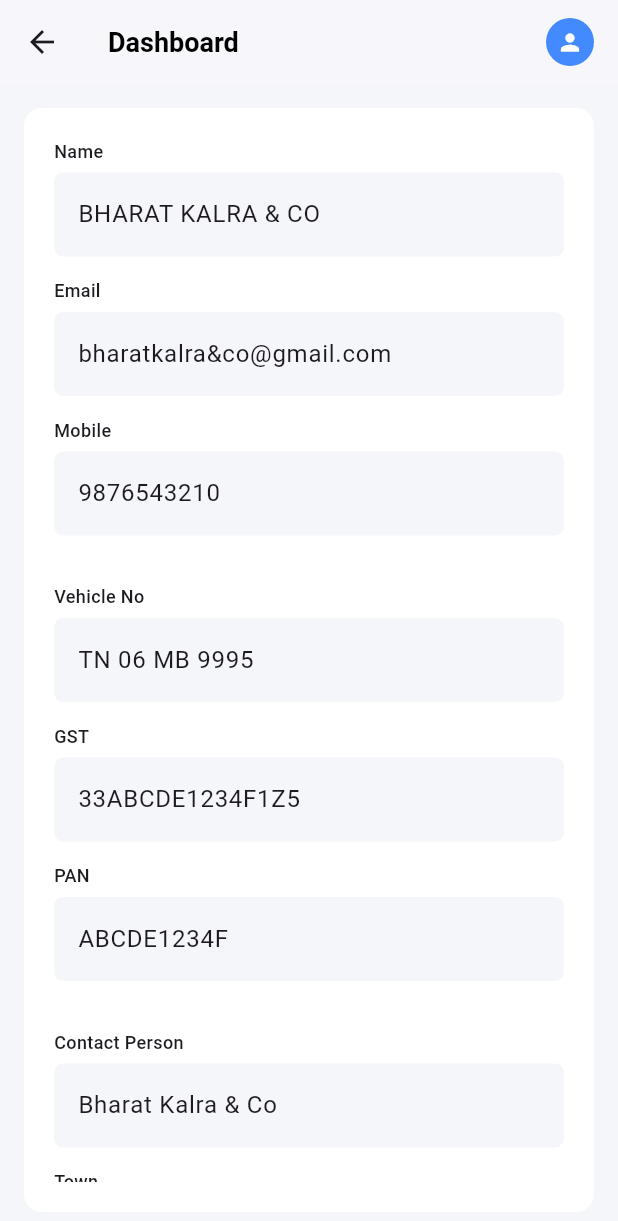
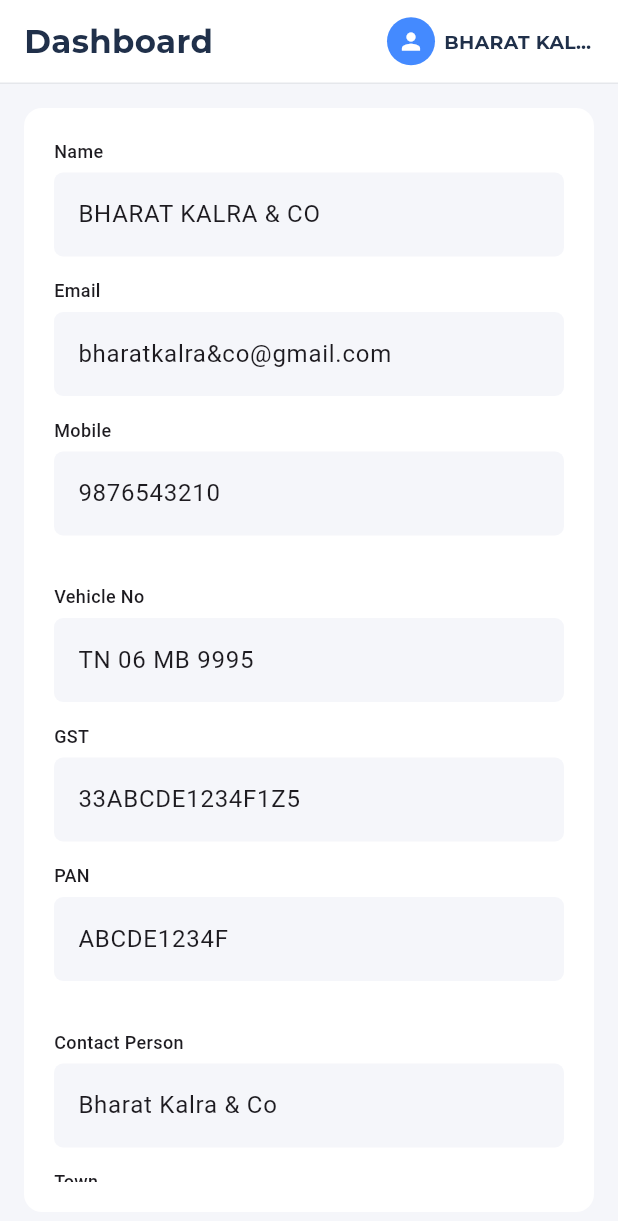
Before and after one commit to BonBloc-Tech/Reward_App, a Flutter app: the AccountPage screen opened directly, on a phone screen of 412 x 824 dp. Shown: the top 1221 px of the screen. Run offline on Flutter 3.47's test engine with Material 3 defaults, Android fonts, the phone set to English and light mode, and no system bars; our stand-ins replace fl_chart, flutter_otp_text_field, get, google_fonts, percent_indicator, syncfusion_flutter_charts; missing offline and left inert: mailer.

Commit message:
Changes on mobileview in dashboard page

```diff
--- a/lib/core/appbar/appbar_mob.dart
+++ /dev/null
@@ -1,58 +0,0 @@
-import 'package:flutter/material.dart';
-import 'package:sm_reward_app/features/Account/view/account_desktop_view.dart';
-
-
-class MobileAppBar extends StatelessWidget implements PreferredSizeWidget {
-  final String title;
-
-  const MobileAppBar({super.key, required this.title});
-
-  @override
-  Size get preferredSize => const Size.fromHeight(56);
-
-  @override
-  Widget build(BuildContext context) {
-    return AppBar(
-      backgroundColor: Colors.white,
-      elevation: 1,
-      titleSpacing: 16,
-      title: Text(
-        title,
-        style: const TextStyle(
-          color: Colors.black,
-          fontSize: 18,
-          fontWeight: FontWeight.bold,
-        ),
-      ),
-      actions: [
-        InkWell(
-          borderRadius: BorderRadius.circular(30),
-          onTap: () {
-            Navigator.push(
-              context,
-              MaterialPageRoute(
-                builder: (_) => const AccountPage(),
-              ),
-            );
-          },
-          child: Padding(
-            padding: const EdgeInsets.only(right: 16),
-            child: Row(
-              children: const [
-                CircleAvatar(
-                  radius: 16,
-                  backgroundColor: Colors.blueAccent,
-                  child: Icon(
-                    Icons.person,
-                    size: 18,
-                    color: Colors.white,
-                  ),
-                ),
-              ],
-            ),
-          ),
-        ),
-      ],
-    );
-  }
-}
--- /dev/null
+++ b/lib/core/global_widgets/header_mobile.dart
@@ -0,0 +1,78 @@
+import 'package:flutter/material.dart';
+import 'package:sm_reward_app/config/textstyle.dart';
+
+class GlobalAppBarMobile extends StatelessWidget {
+  final String title;
+  final VoidCallback? onProfileTap;
+
+  const GlobalAppBarMobile({
+    super.key,
+    required this.title,
+    this.onProfileTap,
+  });
+
+  @override
+  Widget build(BuildContext context) {
+    final isDarkMode = Theme.of(context).brightness == Brightness.dark;
+    final screenWidth = MediaQuery.of(context).size.width;
+
+    return Container(
+      height: 56, // Slightly smaller for mobile
+      padding: const EdgeInsets.symmetric(horizontal: 16),
+      decoration: BoxDecoration(
+        color: isDarkMode ? Colors.grey[900] : Colors.white,
+        border: const Border(
+          bottom: BorderSide(color: Color(0xFFE5E7EB)),
+        ),
+      ),
+      child: Row(
+        children: [
+          // Title
+          Expanded(
+            child: Text(
+              title,
+              style: AppTextStyles.titleMedium(context).copyWith(
+                color: isDarkMode ? Colors.white : const Color(0xFF20304A),
+                fontWeight: FontWeight.w700,
+              ),
+              overflow: TextOverflow.ellipsis, // Handles long text
+            ),
+          ),
+
+          // Profile
+          InkWell(
+            onTap: onProfileTap,
+            borderRadius: BorderRadius.circular(20),
+            child: Row(
+              children: [
+                CircleAvatar(
+                  radius: 16,
+                  backgroundColor: Colors.blueAccent,
+                  child: const Icon(
+                    Icons.person,
+                    size: 18,
+                    color: Colors.white,
+                  ),
+                ),
+                const SizedBox(width: 6),
+                // Only show name if screen is wide enough
+                if (screenWidth > 320)
+                  ConstrainedBox(
+                    constraints: const BoxConstraints(maxWidth: 100),
+                    child: Text(
+                      'BHARAT KALRA & CO',
+                      style: AppTextStyles.bodyMedium(context).copyWith(
+                        color: isDarkMode ? Colors.white : const Color(0xFF20304A),
+                        fontWeight: FontWeight.w700,
+                      ),
+                      overflow: TextOverflow.ellipsis, // Prevent overflow
+                    ),
+                  ),
+              ],
+            ),
+          ),
+        ],
+      ),
+    );
+  }
+}
--- a/lib/features/Account/view/account_mobile_view.dart
+++ b/lib/features/Account/view/account_mobile_view.dart
@@ -1,5 +1,5 @@
 import 'package:flutter/material.dart';
-import 'package:sm_reward_app/core/appbar/appbar_mob.dart';
+import 'package:sm_reward_app/core/global_widgets/header_mobile.dart';
 import 'package:sm_reward_app/core/navigation/side_navbar_mobile.dart';
 
 
@@ -44,7 +44,7 @@ class _AccountPageState extends State<AccountPage> {
               Expanded(
                 child: Column(
                   children: [
-                     const MobileAppBar(title: "Dashboard"),
+                     const GlobalAppBarMobile(title: "Dashboard"),
 
                     Expanded(
                       child: Padding(
--- a/lib/features/auth/view/login_mobile_view.dart
+++ b/lib/features/auth/view/login_mobile_view.dart
@@ -107,7 +107,7 @@ class LoginPageMobile extends StatelessWidget {
                                     context,
                                     MaterialPageRoute(
                                       builder: (context) =>
-                                          const OtpMobileView(),
+                                           OtpMobileView(),
                                     ),
                                   );
                                 }
--- a/lib/features/points/view/points_desktop_view.dart
+++ b/lib/features/points/view/points_desktop_view.dart
@@ -1,6 +1,5 @@
 import 'package:flutter/material.dart';
 import 'package:get/get.dart';
-import 'package:sm_reward_app/config/textstyle.dart';
 import 'package:sm_reward_app/core/global_widgets/header.dart';
 import 'package:sm_reward_app/core/navigation/side_navbar_desktop.dart';
 import '../controller/points_controller.dart';
```
Also changed, not shown: lib/core/navigation/side_navbar_mobile.dart (+5 -5 lines), lib/features/dashboard/view/dashboard_mobile_view.dart (+95 -191 lines), lib/features/otp_verification/view/otp_mobile_view.dart (+42 -17 lines).
